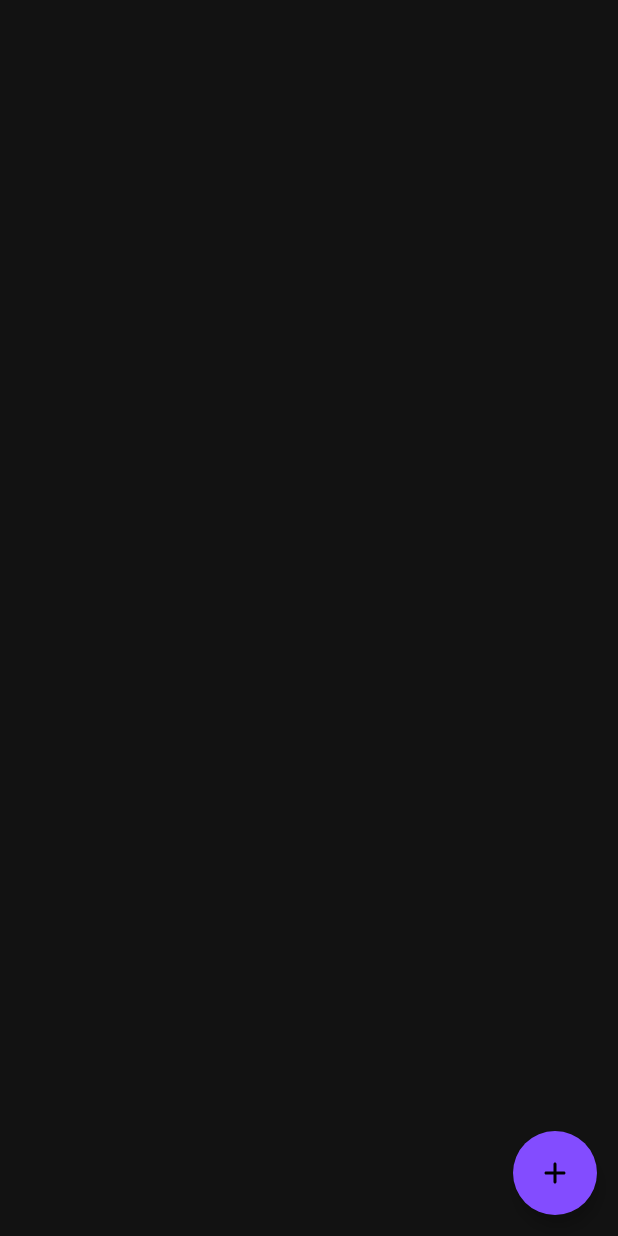
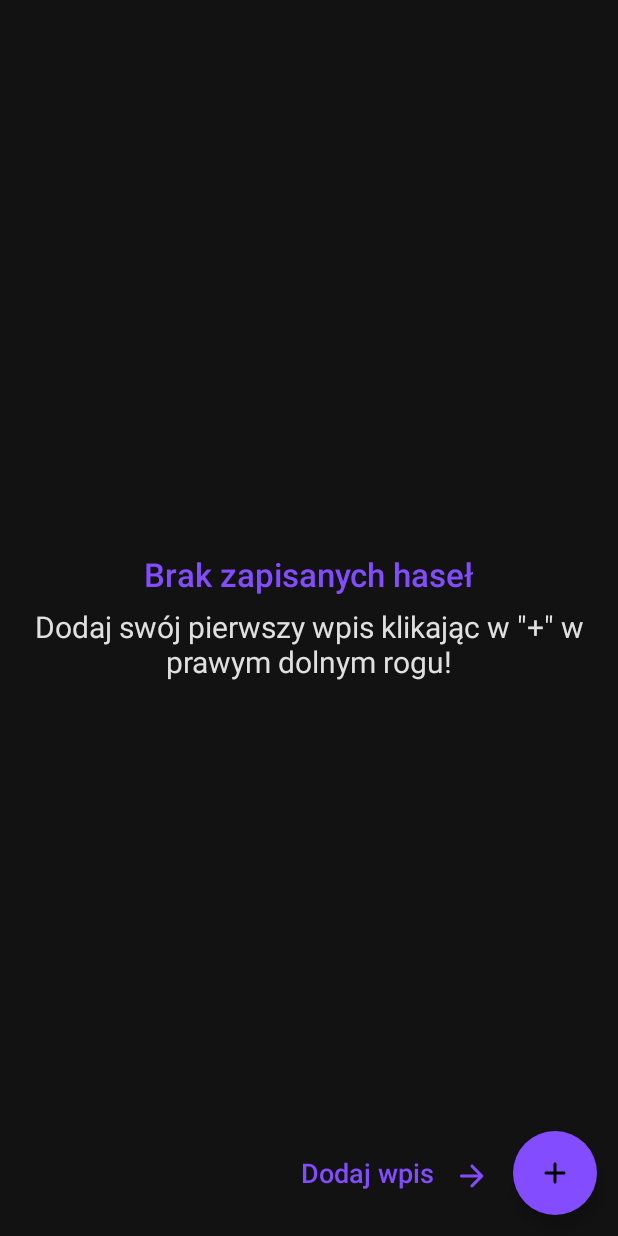
Before and after one commit to arix2000/PasswordSaver, an Android app built with Jetpack Compose: the composable PasswordsFragment shown on its own in the app's theme, on a phone screen of 412 x 824 dp. Run offline under Robolectric (Android 15) with nearby library versions, the phone set to English and light mode, and no system bars; our stand-ins replace livedata-compose; 2 statements that could not run were skipped.

Commit message:
add empty passwords list screen

```diff
--- a/app/src/main/java/com/password/saver/MyPasswordsActivity.kt
+++ b/app/src/main/java/com/password/saver/MyPasswordsActivity.kt
@@ -6,6 +6,7 @@ import androidx.activity.ComponentActivity
 import androidx.activity.compose.setContent
 import androidx.compose.material.*
 import androidx.compose.runtime.*
+import androidx.compose.ui.ExperimentalComposeUiApi
 import androidx.compose.ui.tooling.preview.Preview
 import androidx.navigation.NavType
 import androidx.navigation.compose.NavHost
@@ -26,6 +27,7 @@ import com.password.saver.ui.appcomposables.TopBar
 
 class MyPasswordsActivity : ComponentActivity() {
 
+    @ExperimentalComposeUiApi
     override fun onCreate(savedInstanceState: Bundle?) {
         super.onCreate(savedInstanceState)
         setSoftInputMode(true)
@@ -34,6 +36,7 @@ class MyPasswordsActivity : ComponentActivity() {
         }
     }
 
+    @ExperimentalComposeUiApi
     @Composable
     private fun AppContent() {
         var shouldShowBackButton by remember { mutableStateOf(false) }
@@ -90,6 +93,7 @@ class MyPasswordsActivity : ComponentActivity() {
             window.setSoftInputMode(WindowManager.LayoutParams.SOFT_INPUT_ADJUST_UNSPECIFIED)
     }
 
+    @ExperimentalComposeUiApi
     @Preview
     @Composable
     private fun DefaultPreview() {
--- a/app/src/main/java/com/password/saver/database/dao/PasswordDao.kt
+++ b/app/src/main/java/com/password/saver/database/dao/PasswordDao.kt
@@ -1,5 +1,6 @@
 package com.password.saver.database.dao
 
+import androidx.lifecycle.LiveData
 import androidx.room.*
 import com.password.saver.models.Password
 import kotlinx.coroutines.flow.Flow
@@ -16,5 +17,5 @@ interface PasswordDao {
     suspend fun update(password: Password)
 
     @Query("SELECT * FROM password")
-    fun getAllPasswords(): Flow<List<Password>>
+    fun getAllPasswords(): LiveData<List<Password>>
 }
--- a/app/src/main/java/com/password/saver/features/passwordlist/PasswordsViewModel.kt
+++ b/app/src/main/java/com/password/saver/features/passwordlist/PasswordsViewModel.kt
@@ -1,9 +1,11 @@
 package com.password.saver.features.passwordlist
 
+import androidx.lifecycle.LiveData
 import androidx.lifecycle.ViewModel
 import com.password.saver.models.Password
 import com.password.saver.repositories.PasswordsRepository
 import kotlinx.coroutines.flow.Flow
+import kotlinx.coroutines.yield
 
 class PasswordsViewModel(private val repository: PasswordsRepository): ViewModel() {
 
@@ -19,7 +21,7 @@ class PasswordsViewModel(private val repository: PasswordsRepository): ViewModel
         repository.update(password)
     }
 
-    fun getPasswords(): Flow<List<Password>> {
+    fun getPasswords(): LiveData<List<Password>> {
         return repository.getPasswords()
     }
 }
--- a/app/src/main/java/com/password/saver/features/passwordlist/ui/PasswordFragment.kt
+++ b/app/src/main/java/com/password/saver/features/passwordlist/ui/PasswordFragment.kt
@@ -1,11 +1,23 @@
 package com.password.saver.features.passwordlist.ui
 
+import androidx.compose.foundation.layout.Box
+import androidx.compose.foundation.layout.fillMaxSize
+import androidx.compose.foundation.layout.padding
+import androidx.compose.material.CircularProgressIndicator
+import androidx.compose.material.Surface
 import androidx.compose.runtime.Composable
 import androidx.compose.runtime.collectAsState
 import androidx.compose.runtime.getValue
+import androidx.compose.runtime.livedata.observeAsState
+import androidx.compose.ui.Alignment
+import androidx.compose.ui.Modifier
 import androidx.navigation.NavController
+import com.password.saver.MyPasswordsActivity
 import com.password.saver.features.passwordlist.PasswordsViewModel
+import com.password.saver.features.passwordlist.ui.composables.AddFloatingButton
+import com.password.saver.features.passwordlist.ui.screens.PasswordEmptyScreen
 import com.password.saver.features.passwordlist.ui.screens.PasswordList
+import com.password.saver.models.Password
 import com.password.saver.ui.theme.PasswordSaverTheme
 import org.koin.androidx.compose.getViewModel
 
@@ -13,9 +25,22 @@ import org.koin.androidx.compose.getViewModel
 @Composable
 fun PasswordsFragment(navController: NavController) {
     val passwordsViewModel = getViewModel<PasswordsViewModel>()
-    val passwords by passwordsViewModel.getPasswords().collectAsState(initial = listOf())
+    val passwords by passwordsViewModel.getPasswords().observeAsState()
 
     PasswordSaverTheme {
-        PasswordList(passwords, navController)
+        Surface {
+            Box(modifier = Modifier.fillMaxSize()) {
+                if (passwords == null) {
+                    CircularProgressIndicator(modifier = Modifier.align(Alignment.Center))
+                } else if (passwords?.isNotEmpty() == true)
+                    PasswordList(passwords!!, navController)
+                else
+                    PasswordEmptyScreen()
+
+                AddFloatingButton(modifier = Modifier.align(Alignment.BottomEnd)) {
+                    navController.navigate(MyPasswordsActivity.ROUTE_PASSWORD_ADD)
+                }
+            }
+        }
     }
 }
--- a/app/src/main/java/com/password/saver/features/passwordlist/ui/screens/PasswordAddScreen.kt
+++ b/app/src/main/java/com/password/saver/features/passwordlist/ui/screens/PasswordAddScreen.kt
@@ -35,7 +35,6 @@ import com.password.saver.ui.theme.ColorPrimary
 import com.password.saver.ui.theme.PasswordSaverTheme
 import kotlinx.coroutines.launch
 import org.koin.androidx.compose.getViewModel
-
 
 @ExperimentalComposeUiApi
 @Composable
--- /dev/null
+++ b/app/src/main/java/com/password/saver/features/passwordlist/ui/screens/PasswordEmptyScreen.kt
@@ -0,0 +1,75 @@
+package com.password.saver.features.passwordlist.ui.screens
+
+import androidx.compose.foundation.Image
+import androidx.compose.foundation.background
+import androidx.compose.foundation.layout.*
+import androidx.compose.material.Icon
+import androidx.compose.material.MaterialTheme
+import androidx.compose.material.Surface
+import androidx.compose.material.Text
+import androidx.compose.material.icons.Icons
+import androidx.compose.material.icons.rounded.ArrowForward
+import androidx.compose.runtime.Composable
+import androidx.compose.ui.Alignment
+import androidx.compose.ui.Modifier
+import androidx.compose.ui.graphics.Color
+import androidx.compose.ui.graphics.ColorFilter
+import androidx.compose.ui.res.stringResource
+import androidx.compose.ui.text.font.FontWeight
+import androidx.compose.ui.text.style.TextAlign
+import androidx.compose.ui.tooling.preview.Preview
+import androidx.compose.ui.unit.dp
+import androidx.compose.ui.unit.sp
+import com.password.saver.R
+import com.password.saver.ui.theme.ColorPrimary
+import com.password.saver.ui.theme.VioletDark
+
+@Preview
+@Composable
+fun PasswordEmptyScreen() {
+    Surface {
+        Box(modifier = Modifier.fillMaxSize())
+        {
+            Column(
+                horizontalAlignment = Alignment.CenterHorizontally,
+                verticalArrangement = Arrangement.Center,
+                modifier = Modifier
+                    .padding(14.dp)
+                    .fillMaxHeight()
+            ) {
+                Text(
+                    stringResource(R.string.no_passwords_saved),
+                    color = ColorPrimary,
+                    fontSize = 22.sp,
+                    fontWeight = FontWeight.SemiBold
+                )
+                Spacer(modifier = Modifier.height(10.dp))
+                Text(
+                    stringResource(R.string.add_first_password),
+                    fontSize = 20.sp,
+                    textAlign = TextAlign.Center
+                )
+            }
+            Row(
+                modifier = Modifier
+                    .align(Alignment.BottomEnd)
+                    .padding(end = 85.dp, bottom = 28.dp)
+            ) {
+                Text(
+                    text = stringResource(R.string.add_password_pointer),
+                    color = ColorPrimary,
+                    fontSize = 18.sp,
+                    fontWeight = FontWeight.SemiBold,
+
+                )
+                Spacer(modifier = Modifier.width(13.dp))
+                Image(
+                    imageVector = Icons.Rounded.ArrowForward,
+                    contentDescription = "ArrowForward",
+                    modifier = Modifier.size(24.dp),
+                    colorFilter = ColorFilter.tint(ColorPrimary)
+                )
+            }
+        }
+    }
+}
--- a/app/src/main/java/com/password/saver/features/passwordlist/ui/screens/PasswordList.kt
+++ b/app/src/main/java/com/password/saver/features/passwordlist/ui/screens/PasswordList.kt
@@ -20,7 +20,6 @@ import com.password.saver.models.Password
 
 @Composable
 fun PasswordList(passwords: List<Password>, navController: NavController) {
-    Box {
     Surface(modifier = Modifier.fillMaxSize()) {
         LazyColumn(
             verticalArrangement = Arrangement.spacedBy(6.dp),
@@ -36,10 +35,6 @@ fun PasswordList(passwords: List<Password>, navController: NavController) {
             }
         }
     }
-        AddFloatingButton(modifier = Modifier.align(Alignment.BottomEnd)) {
-            navController.navigate(ROUTE_PASSWORD_ADD)
-        }
-    }
 }
 
 fun openDetails(navController: NavController, password: Password) {
--- a/app/src/main/java/com/password/saver/repositories/PasswordsRepository.kt
+++ b/app/src/main/java/com/password/saver/repositories/PasswordsRepository.kt
@@ -1,5 +1,6 @@
 package com.password.saver.repositories
 
+import androidx.lifecycle.LiveData
 import com.password.saver.database.dao.PasswordDao
 import com.password.saver.models.Password
 import kotlinx.coroutines.CoroutineScope
@@ -28,7 +29,7 @@ class PasswordsRepository(private val dao: PasswordDao) {
         }
     }
 
-    fun getPasswords(): Flow<List<Password>> {
+    fun getPasswords(): LiveData<List<Password>> {
         return dao.getAllPasswords()
     }
 }
--- a/app/src/main/res/values/strings.xml
+++ b/app/src/main/res/values/strings.xml
@@ -16,7 +16,7 @@
     <string name="delete">Usuń</string>
     <string name="title_with_colon">Tytuł:</string>
     <string name="title">Tytuł</string>
-    <string name="add_new_password">Dodaj nowe wpis</string>
+    <string name="add_new_password">Dodaj nowy wpis</string>
     <string name="edit_password">Edytuj wpis</string>
     <string name="add">Dodaj</string>
     <string name="all_pools_required">Wszystkie pola są wymagane!</string>
@@ -26,4 +26,7 @@
     <string name="sure_to_delete">Napewno chcesz usunąć wpis?</string>
     <string name="deleted">Usunięto</string>
     <string name="dismiss">Anuluj</string>
+    <string name="no_passwords_saved">Brak zapisanych haseł</string>
+    <string name="add_first_password">Dodaj swój pierwszy wpis klikając w \"+\" w prawym dolnym rogu!</string>
+    <string name="add_password_pointer">Dodaj wpis</string>
 </resources>
```
Lines whose indentation alone changed are shown as unchanged.
